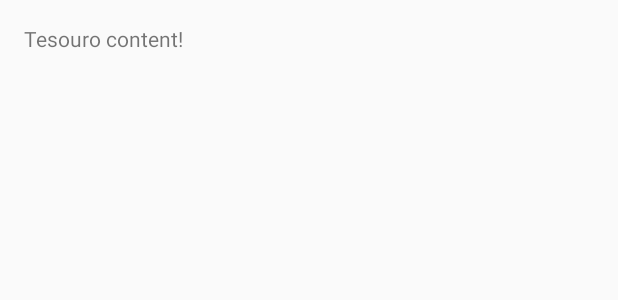
After one commit to tabocu/finantial, an Android app: the layout fragment_tesouro.xml on its own in the app's theme, with its tools: preview values and no code run, on a phone screen of 412 x 824 dp. The commit adds this screen. Shown: the top 300 px of the screen. Run offline under Robolectric (Android 15) with nearby library versions, the phone set to English and light mode, and no system bars.

Commit message:
Created tesouro fragment

```diff
--- a/app/src/main/java/sistemas/puc/com/finantialapp/MainActivity.java
+++ b/app/src/main/java/sistemas/puc/com/finantialapp/MainActivity.java
@@ -82,7 +82,9 @@ public class MainActivity extends AppCompatActivity
                     .replace(R.id.container, new IndiceFragment())
                     .commit();
         } else if (id == R.id.nav_tesouro) {
-
+            getSupportFragmentManager().beginTransaction()
+                    .replace(R.id.container, new TesouroFragment())
+                    .commit();
         } else if (id == R.id.nav_sobre) {
 
         }
--- /dev/null
+++ b/app/src/main/res/layout/fragment_tesouro.xml
@@ -0,0 +1,13 @@
+<?xml version="1.0" encoding="utf-8"?>
+<RelativeLayout xmlns:android="http://schemas.android.com/apk/res/android"
+    xmlns:tools="http://schemas.android.com/tools" android:layout_width="match_parent"
+    android:layout_height="match_parent" android:paddingLeft="@dimen/activity_horizontal_margin"
+    android:paddingRight="@dimen/activity_horizontal_margin"
+    android:paddingTop="@dimen/activity_vertical_margin"
+    android:paddingBottom="@dimen/activity_vertical_margin"
+    tools:context=".TesouroFragment">
+
+    <TextView android:text="@string/tesouro_content" android:layout_width="wrap_content"
+        android:layout_height="wrap_content" />
+
+</RelativeLayout>
--- a/app/src/main/res/values/strings.xml
+++ b/app/src/main/res/values/strings.xml
@@ -7,4 +7,5 @@
     <string name="action_settings">Settings</string>
     <string name="moeda_content">Moeda content!</string>
     <string name="indice_content">Indice content!</string>
+    <string name="tesouro_content">Tesouro content!</string>
 </resources>
```
Also changed, not shown: app/src/main/java/sistemas/puc/com/finantialapp/TesouroFragment.java (added, +17 -0 lines).
